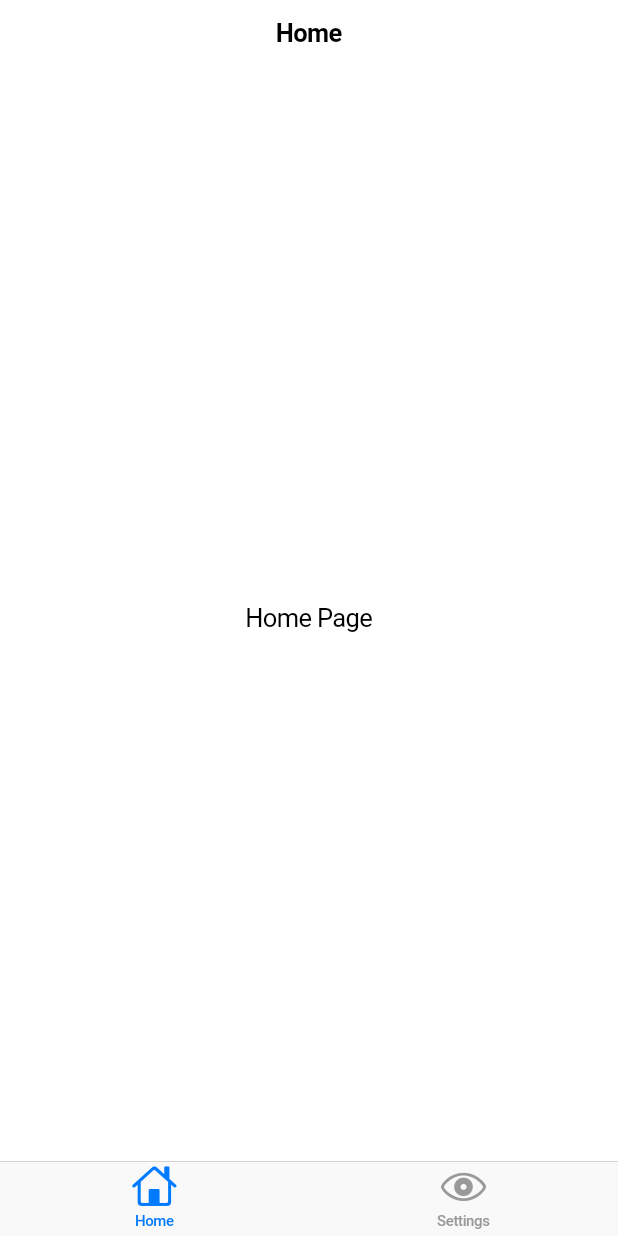
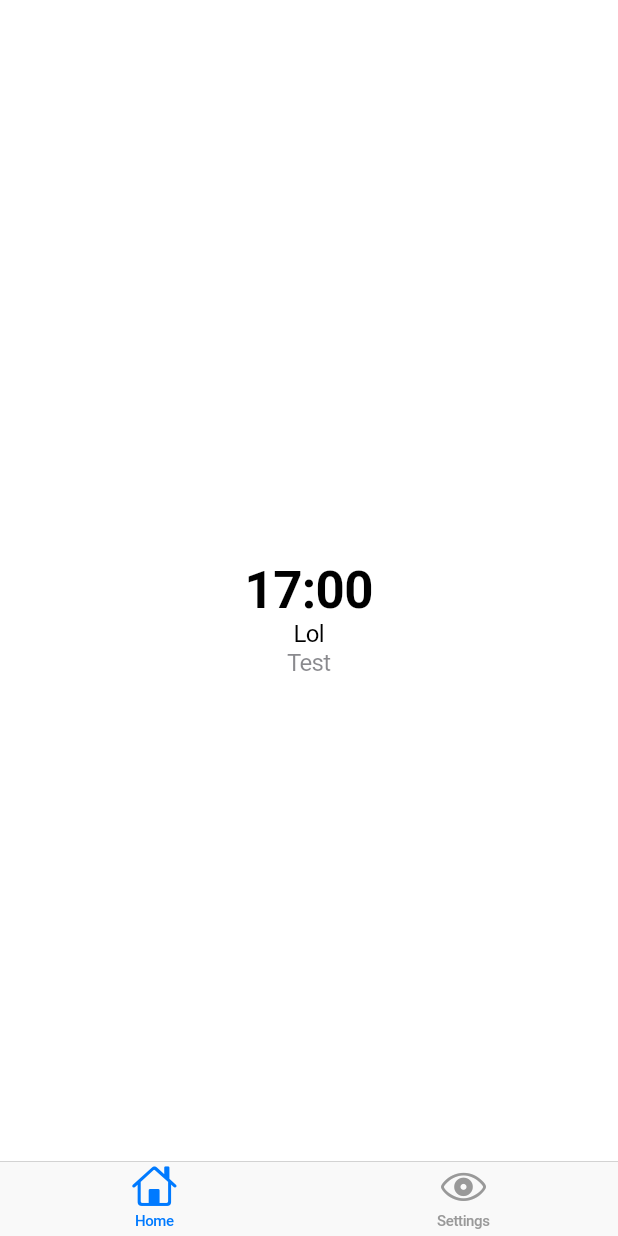
Before and after one commit to ChabanovX/sleep-tracker, a Flutter app: the screen it shows after launch, on a phone screen of 412 x 824 dp. Run offline on Flutter 3.47's test engine with Material 3 defaults, Android fonts, the light colour scheme and no system bars.

Commit message:
Added Schedule class + Fonts

```diff
--- /dev/null
+++ b/sleep_tracker_app/lib/data/styles.dart
@@ -0,0 +1,21 @@
+import "package:flutter/cupertino.dart";
+
+abstract class Styles {
+  static const TextStyle title = TextStyle(
+    fontSize: 34,
+    fontWeight: FontWeight.bold,
+  );
+
+  static const TextStyle subtitle = TextStyle(
+    fontSize: 16,
+    fontWeight: FontWeight.normal,
+  );
+
+  static const TextStyle graySubtitle = TextStyle(
+    fontSize: 16,
+    fontWeight: FontWeight.normal,
+    color: CupertinoColors.secondaryLabel,
+  );
+
+  static const Color textColor = CupertinoColors.label;
+}
--- a/sleep_tracker_app/lib/main.dart
+++ b/sleep_tracker_app/lib/main.dart
@@ -1,9 +1,12 @@
 import "package:flutter/cupertino.dart";
+import 'package:flutter/services.dart';
+
 import "package:sleep_tracker_app/ui/home_page.dart";
 import "package:sleep_tracker_app/ui/settings_page.dart";
 
-
 int main() {
+  // SystemChrome.setPreferredOrientations(
+  //     [DeviceOrientation.portraitUp, DeviceOrientation.portraitDown]);
   runApp(MainApp());
   return 0;
 }
--- a/sleep_tracker_app/lib/ui/home_page.dart
+++ b/sleep_tracker_app/lib/ui/home_page.dart
@@ -1,4 +1,5 @@
 import 'package:flutter/cupertino.dart';
+import 'package:sleep_tracker_app/data/styles.dart';
 
 class HomePage extends StatefulWidget {
   const HomePage({super.key});
@@ -10,12 +11,18 @@ class HomePage extends StatefulWidget {
 class _HomePageState extends State<HomePage> {
   @override
   Widget build(BuildContext context) {
-    return const CupertinoPageScaffold(
-      navigationBar: CupertinoNavigationBar(
-        middle: Text("Home"),
-      ),
+    return CupertinoPageScaffold(
+      navigationBar: const CupertinoNavigationBar(),
       child: Center(
-        child: Text("Home Page"),
+        child: Column(
+          mainAxisAlignment: MainAxisAlignment.center,
+          crossAxisAlignment: CrossAxisAlignment.center,
+          children: [
+            Text("17:00", style: Styles.title),
+            Text("Lol", style: Styles.subtitle),
+            Text("Test", style: Styles.graySubtitle),
+          ],
+        ),
       ),
     );
   }
```
Also changed, not shown: sleep_tracker_app/lib/models/schedule.dart (added, +24 -0 lines).
